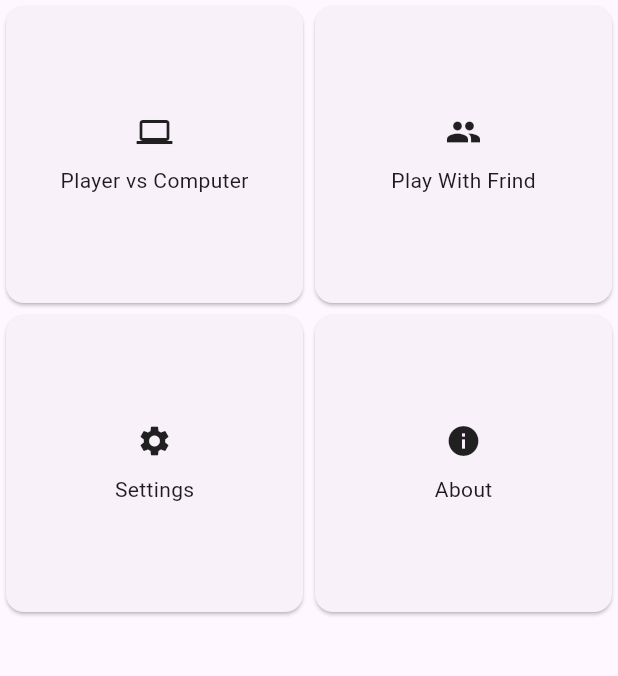
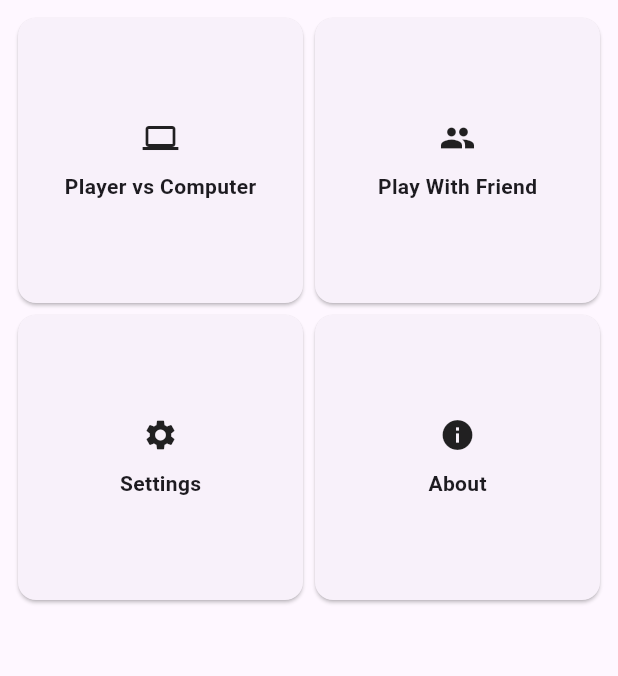
Before and after one commit to shamim36/chess_app, a Flutter app: the screen it shows after launch, on a phone screen of 412 x 824 dp, the part 84-760 px from its top. Run offline on Flutter 3.47's test engine with Material 3 defaults, Android fonts, the phone set to English and light mode, and no system bars; missing offline and left inert: bishop, square_bishop, squares.

Commit message:
Home Screen updated

```diff
--- a/lib/main.dart
+++ b/lib/main.dart
@@ -17,7 +17,7 @@ class MyApp extends StatelessWidget {
         colorScheme: ColorScheme.fromSeed(seedColor: Colors.deepPurple),
         useMaterial3: true,
       ),
-      home: HomeScreen(),
+      home: const HomeScreen(),
     );
   }
 }
--- a/lib/main_screens/home_screen.dart
+++ b/lib/main_screens/home_screen.dart
@@ -1,3 +1,4 @@
+import 'package:chess_app/main_screens/game_screen.dart';
 import 'package:flutter/material.dart';
 
 class HomeScreen extends StatefulWidget {
@@ -21,67 +22,68 @@ class _HomeScreenState extends State<HomeScreen> {
           ),
         ),
       ),
-      body: GridView.count(
-        crossAxisCount: 2,
-        children:const [
-          Card(
-            child: Center(
-              child: Column(
-                mainAxisAlignment : MainAxisAlignment.center,
-                children: [
-                  Icon(Icons.computer),
-                  SizedBox(
-                    height: 10,
-                  ),
-                  Text('Player vs Computer'),
-                ],
-              ),
+      body: Padding(
+        padding: const EdgeInsets.all(8.0),
+        child: GridView.count(
+          crossAxisCount: 2,
+          children: [
+            buildGameType(
+              label: 'Player vs Computer',
+              icon: Icons.computer,
+              onTap: () {
+                Navigator.push(
+                  context,
+                  MaterialPageRoute(builder: (context) => const GameScreen()),
+                );
+              },
             ),
-          ),
-          Card(
-            child: Center(
-              child: Column(
-                mainAxisAlignment : MainAxisAlignment.center,
-                children: [
-                  Icon(Icons.group),
-                  SizedBox(
-                    height: 10,
-                  ),
-                  Text('Play With Frind'),
-                ],
-              ),
+            buildGameType(
+              label: 'Play With Friend',
+              icon: Icons.group,
+              onTap: () {},
             ),
-          ),
-          Card(
-            child: Center(
-              child: Column(
-                mainAxisAlignment : MainAxisAlignment.center,
-                children: [
-                  Icon(Icons.settings),
-                  SizedBox(
-                    height: 10,
-                  ),
-                  Text('Settings'),
-                ],
-              ),
+            buildGameType(
+              label: 'Settings',
+              icon: Icons.settings,
+              onTap: () {},
             ),
-          ),
-          Card(
-            child: Center(
-              child: Column(
-                mainAxisAlignment : MainAxisAlignment.center,
-                children: [
-                  Icon(Icons.info),
-                  SizedBox(
-                    height: 10,
-                  ),
-                  Text('About'),
-                ],
-              ),
+            buildGameType(
+              label: 'About',
+              icon: Icons.info,
+              onTap: () {},
             ),
-          ),
-        ],
+          ],
+        ),
       ),
     );
   }
 }
+
+Widget buildGameType(
+    {required String label,
+    String? gameTime,
+    IconData? icon,
+    required Function() onTap}) {
+  return InkWell(
+    onTap: onTap,
+    child: Card(
+      child: Center(
+        child: Column(
+          mainAxisAlignment: MainAxisAlignment.center,
+          children: [
+            icon != null ? Icon(icon) : Text(gameTime!),
+            const SizedBox(
+              height: 10,
+            ),
+            Text(
+              label,
+              style: const TextStyle(
+                fontWeight: FontWeight.bold,
+              ),
+            ),
+          ],
+        ),
+      ),
+    ),
+  );
+}
```
